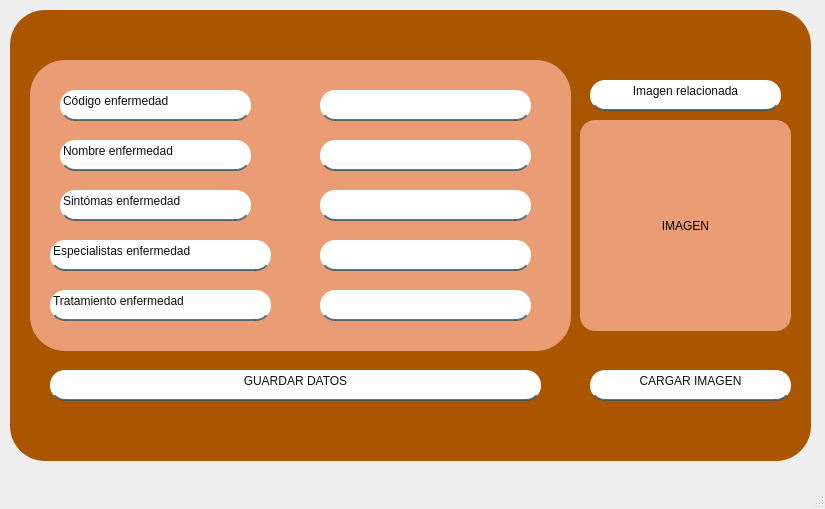
Qt form agregar.ui (mariacamilato/TRABAJO-FINAL) before a commit.
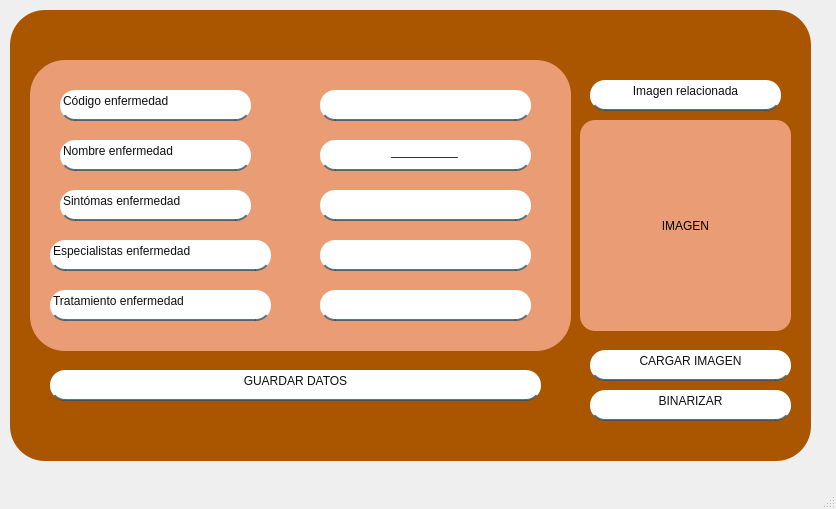
The same form after that commit. Icons and pictures are not drawn.

The edit to the form file:
```diff
--- a/agregar.ui
+++ b/agregar.ui
@@ -6,7 +6,7 @@
    <rect>
     <x>0</x>
     <y>0</y>
-    <width>825</width>
+    <width>836</width>
     <height>509</height>
    </rect>
   </property>
@@ -94,7 +94,7 @@
 </string>
       </property>
       <property name="inputMask">
-       <string>&gt;AAAAAAAAAAAAAAAAAAAAAAAAAAA</string>
+       <string>&gt;&gt;AAAAAAAAAA;_</string>
       </property>
       <property name="alignment">
        <set>Qt::AlignCenter</set>
@@ -459,7 +459,7 @@
      <property name="geometry">
       <rect>
        <x>580</x>
-       <y>360</y>
+       <y>340</y>
        <width>201</width>
        <height>31</height>
       </rect>
@@ -490,6 +490,41 @@
       <string>CARGAR IMAGEN</string>
      </property>
     </widget>
+    <widget class="QPushButton" name="BINARIZAR">
+     <property name="geometry">
+      <rect>
+       <x>580</x>
+       <y>380</y>
+       <width>201</width>
+       <height>31</height>
+      </rect>
+     </property>
+     <property name="layoutDirection">
+      <enum>Qt::LeftToRight</enum>
+     </property>
+     <property name="autoFillBackground">
+      <bool>false</bool>
+     </property>
+     <property name="styleSheet">
+      <string notr="true">QPushButton {
+    font: 75 12pt &quot;Times New Roman&quot;;
+    background-color: rgb(255, 255, 255);
+    border: none;
+    border-bottom: 2px solid rgba(46, 82, 101, 200);
+    color: rgba(0, 0, 0, 240);
+    padding-bottom: 7px;
+    border-radius: 15px;
+}
+
+QPushButton:hover {
+  
+	background-color: rgb(124, 124, 124);
+}</string>
+     </property>
+     <property name="text">
+      <string>BINARIZAR</string>
+     </property>
+    </widget>
    </widget>
   </widget>
   <widget class="QMenuBar" name="menubar">
```
Left out of the diff: 2 changed lines with no effect on the pictures.
